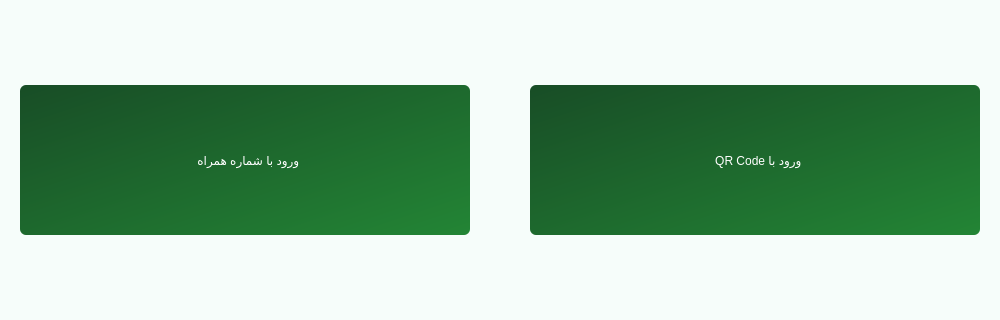
This is main.ui in Farazist/raspberrypi-app as Qt 5 draws it before an edit; both pictures show x 0 to 1000 and y 140 to 460 of the 1000 by 600 pixel window. The edited form follows.
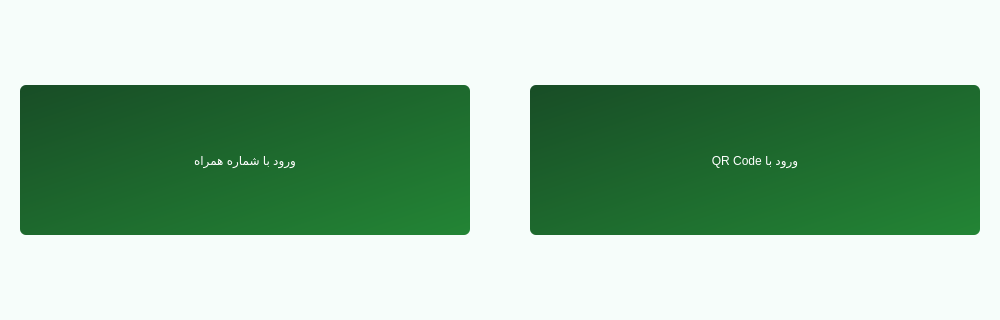
This is the edited form. The open tabs and pages were chosen to show the change. Icons and pictures are not drawn.

The edit to the form file:
```diff
--- a/main.ui
+++ b/main.ui
@@ -2210,7 +2210,7 @@
             </size>
            </property>
            <property name="layoutDirection">
-            <enum>Qt::RightToLeft</enum>
+            <enum>Qt::LeftToRight</enum>
            </property>
            <property name="styleSheet">
             <string notr="true">font: 32pt &quot;IRANSans&quot;;
@@ -2222,7 +2222,7 @@
 text-align: center;</string>
            </property>
            <property name="text">
-            <string>  ورود با شماره همراه</string>
+            <string>ورود با شماره همراه</string>
            </property>
            <property name="icon">
             <iconset>
@@ -2245,7 +2245,7 @@
             </size>
            </property>
            <property name="layoutDirection">
-            <enum>Qt::RightToLeft</enum>
+            <enum>Qt::LeftToRight</enum>
            </property>
            <property name="styleSheet">
             <string notr="true">font: 32pt &quot;IRANSans&quot;;
@@ -2257,7 +2257,7 @@
 text-align: center;</string>
            </property>
            <property name="text">
-            <string>  QR Code ورود با</string>
+            <string>QR Code ورود با</string>
            </property>
            <property name="icon">
             <iconset>
```
Left out of the diff: 9 changed lines with no effect on the pictures.
